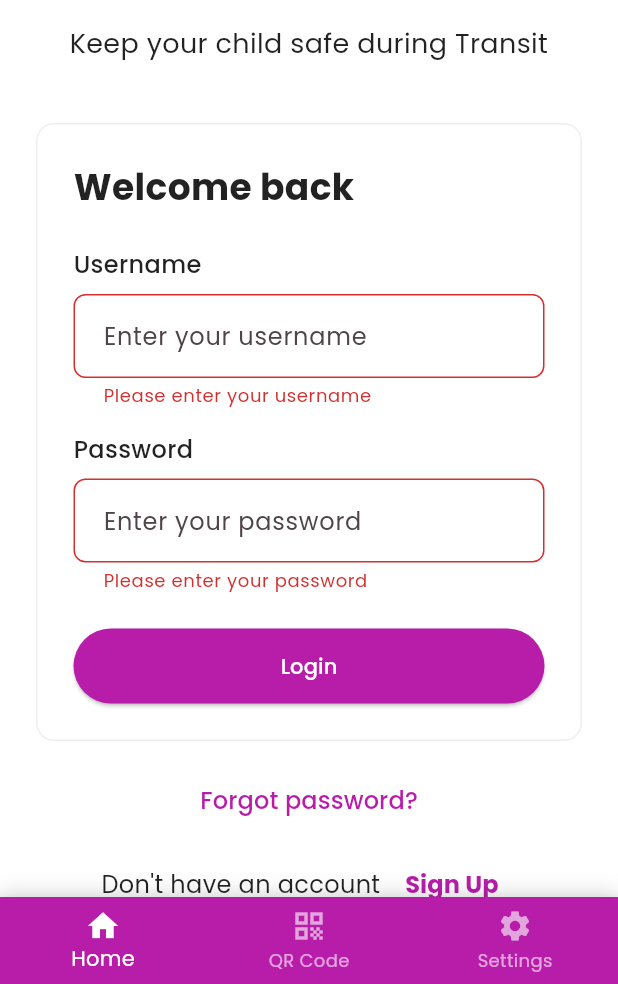
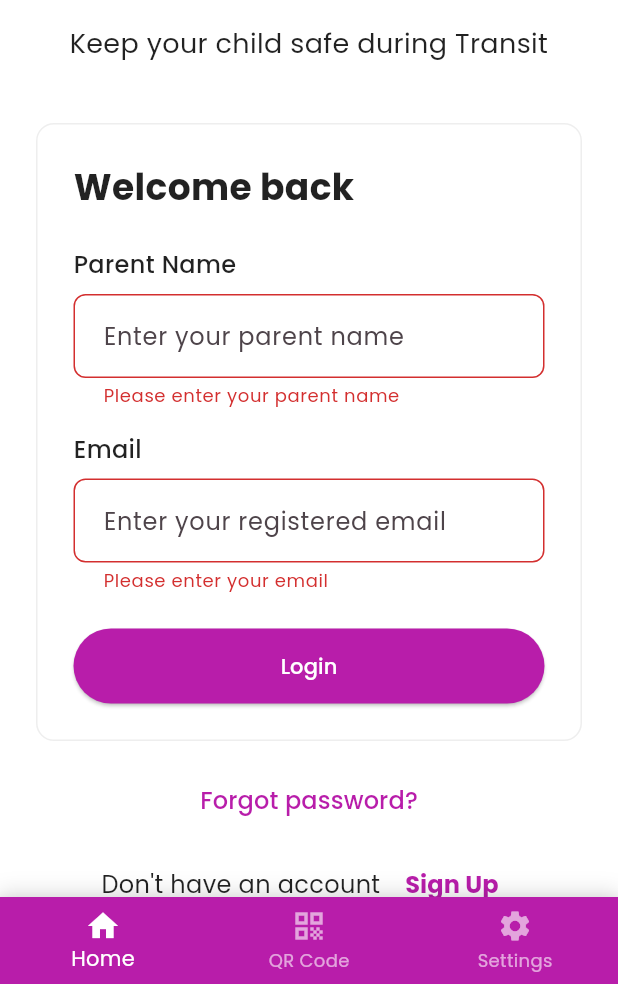
Before and after one commit to BSSE25-27/Parents-App, a Flutter app: the LoginScreen screen opened by its route, scrolled down 79 dp, after a tap on "Login", on a phone screen of 412 x 824 dp, the part 252-1236 px from its top. Run offline on Flutter 3.47's test engine with Material 3 defaults, Android fonts, the phone set to English and light mode, and no system bars; our stand-ins replace flutter_dotenv, fluttertoast, google_maps_flutter, pretty_qr_code, shared_preferences; accounts and stored records are empty; network calls fail.

Commit message:
Added authentication of the parent

```diff
--- a/lib/screens/login_screen.dart
+++ b/lib/screens/login_screen.dart
@@ -1,9 +1,9 @@
 import 'package:flutter/material.dart';
 import 'package:fluttertoast/fluttertoast.dart';
-import 'package:provider/provider.dart';
-import 'package:school_van_tracker/providers/auth_provider.dart';
+import 'package:http/http.dart' as http;
+import 'dart:convert';
 import 'package:school_van_tracker/widgets/bottom_navigation.dart';
-import 'package:school_van_tracker/screens/signup_screen.dart'; // Corrected import path for SignupScreen
+import 'package:school_van_tracker/screens/signup_screen.dart';
 
 class LoginScreen extends StatefulWidget {
   const LoginScreen({super.key});
@@ -13,46 +13,66 @@ class LoginScreen extends StatefulWidget {
 }
 
 class _LoginScreenState extends State<LoginScreen> {
+  final _parentNameController = TextEditingController();
   final _emailController = TextEditingController();
-  final _passwordController = TextEditingController();
   final _formKey = GlobalKey<FormState>();
+  bool _isLoading = false;
 
   @override
   void dispose() {
+    _parentNameController.dispose();
     _emailController.dispose();
-    _passwordController.dispose();
     super.dispose();
   }
-void _signIn() async {
+
+  Future<void> _parentLogin() async {
     if (!_formKey.currentState!.validate()) {
       return;
     }
 
+    setState(() {
+      _isLoading = true;
+    });
+
     try {
-    final authProvider = Provider.of<AuthProvider>(context, listen: false);
-
-    await authProvider.login(
-      _emailController.text.trim(),
-      _passwordController.text,
+      final response = await http.post(
+        Uri.parse(
+            'https://lightyellow-owl-629132.hostingersite.com/api/parent-login'),
+        headers: {
+          'Content-Type': 'application/json',
+          'Accept': 'application/json',
+        },
+        body: json.encode({
+          'ParentName': _parentNameController.text.trim(),
+          'Email': _emailController.text.trim(),
+        }),
       );
 
+      final responseData = json.decode(response.body);
+
+      if (response.statusCode == 200) {
         Fluttertoast.showToast(
           msg: "Login successful!",
           toastLength: Toast.LENGTH_SHORT,
           gravity: ToastGravity.BOTTOM,
         );
-
-    // Optional: Navigate to the next screen
         Navigator.pushReplacementNamed(context, '/track');
-
+      } else {
+        throw Exception(responseData['message'] ?? 'Login failed');
+      }
     } catch (e) {
       Fluttertoast.showToast(
         msg: "Login failed: ${e.toString().replaceAll('Exception: ', '')}",
         toastLength: Toast.LENGTH_LONG,
         gravity: ToastGravity.BOTTOM,
       );
+    } finally {
+      setState(() {
+        _isLoading = false;
+      });
     }
   }
+
   @override
   Widget build(BuildContext context) {
     return Scaffold(
@@ -118,7 +138,28 @@ void _signIn() async {
                       ),
                       const SizedBox(height: 24),
                       const Text(
-                        'Username',
+                        'Parent Name',
+                        style: TextStyle(
+                          fontSize: 16,
+                          fontWeight: FontWeight.w500,
+                        ),
+                      ),
+                      const SizedBox(height: 8),
+                      TextFormField(
+                        controller: _parentNameController,
+                        decoration: const InputDecoration(
+                          hintText: 'Enter your parent name',
+                        ),
+                        validator: (value) {
+                          if (value == null || value.isEmpty) {
+                            return 'Please enter your parent name';
+                          }
+                          return null;
+                        },
+                      ),
+                      const SizedBox(height: 16),
+                      const Text(
+                        'Email',
                         style: TextStyle(
                           fontSize: 16,
                           fontWeight: FontWeight.w500,
@@ -129,33 +170,15 @@ void _signIn() async {
                         controller: _emailController,
                         keyboardType: TextInputType.emailAddress,
                         decoration: const InputDecoration(
-                          hintText: 'Enter your username',
+                          hintText: 'Enter your registered email',
                         ),
                         validator: (value) {
                           if (value == null || value.isEmpty) {
-                            return 'Please enter your username';
+                            return 'Please enter your email';
                           }
-                          return null;
-                        },
-                      ),
-                      const SizedBox(height: 16),
-                      const Text(
-                        'Password',
-                        style: TextStyle(
-                          fontSize: 16,
-                          fontWeight: FontWeight.w500,
-                        ),
-                      ),
-                      const SizedBox(height: 8),
-                      TextFormField(
-                        controller: _passwordController,
-                        obscureText: true,
-                        decoration: const InputDecoration(
-                          hintText: 'Enter your password',
-                        ),
-                        validator: (value) {
-                          if (value == null || value.isEmpty) {
-                            return 'Please enter your password';
+                          if (!RegExp(r'^[\w-\.]+@([\w-]+\.)+[\w-]{2,4}$')
+                              .hasMatch(value)) {
+                            return 'Please enter a valid email';
                           }
                           return null;
                         },
@@ -164,8 +187,12 @@ void _signIn() async {
                       SizedBox(
                         width: double.infinity,
                         child: ElevatedButton(
-                          onPressed: _signIn,
-                          child: const Text('Login'),
+                          onPressed: _isLoading ? null : _parentLogin,
+                          child: _isLoading
+                              ? const CircularProgressIndicator(
+                                  color: Colors.white,
+                                )
+                              : const Text('Login'),
                         ),
                       ),
                     ],
@@ -197,19 +224,12 @@ void _signIn() async {
                     ),
                     TextButton(
                       onPressed: () {
-                        // Try multiple navigation approaches to ensure one works
-                        try {
-                          // Approach 1: Using named route
-                          Navigator.pushNamed(context, '/signup');
-                        } catch (e) {
-                          // Approach 2: Using MaterialPageRoute directly
                         Navigator.push(
                           context,
                           MaterialPageRoute(
                             builder: (context) => const SignupScreen(),
                           ),
                         );
-                        }
                       },
                       child: Text(
                         'Sign Up',
--- a/pubspec.yaml
+++ b/pubspec.yaml
@@ -10,6 +10,8 @@ dependencies:
   flutter:
     sdk: flutter
   cupertino_icons: ^1.0.6
+  # http: ^1.1.0
+
 
   # ✅ Maps & Location
   google_maps_flutter: ^2.5.0
```
Lines whose indentation alone changed are shown as unchanged.
